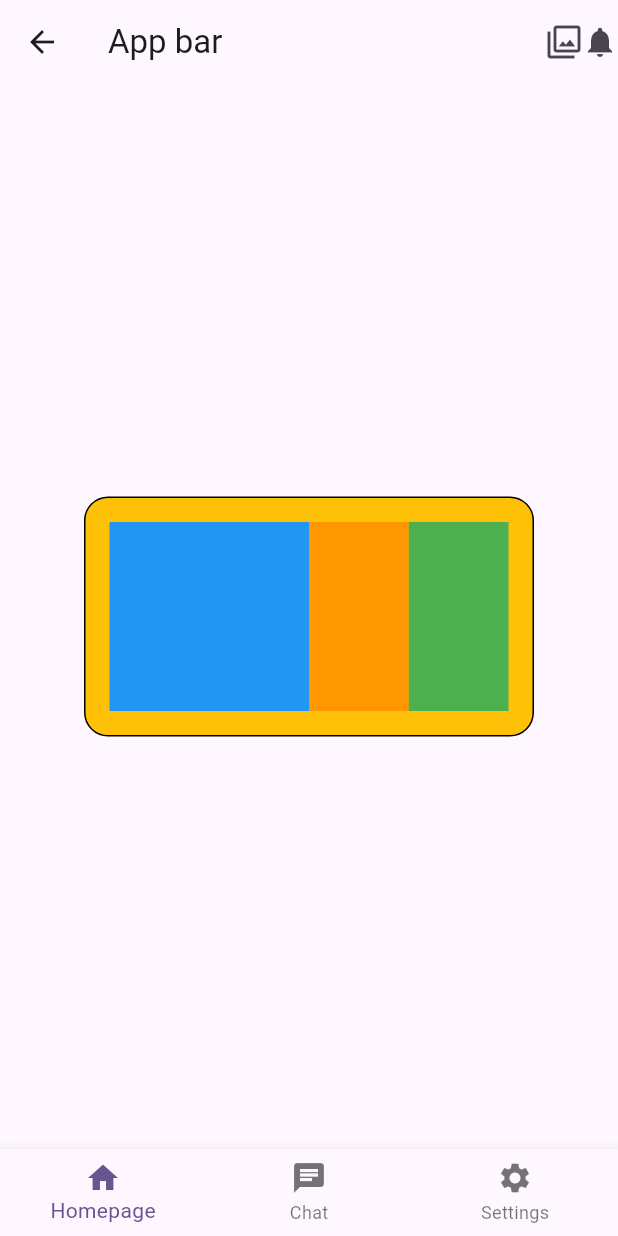
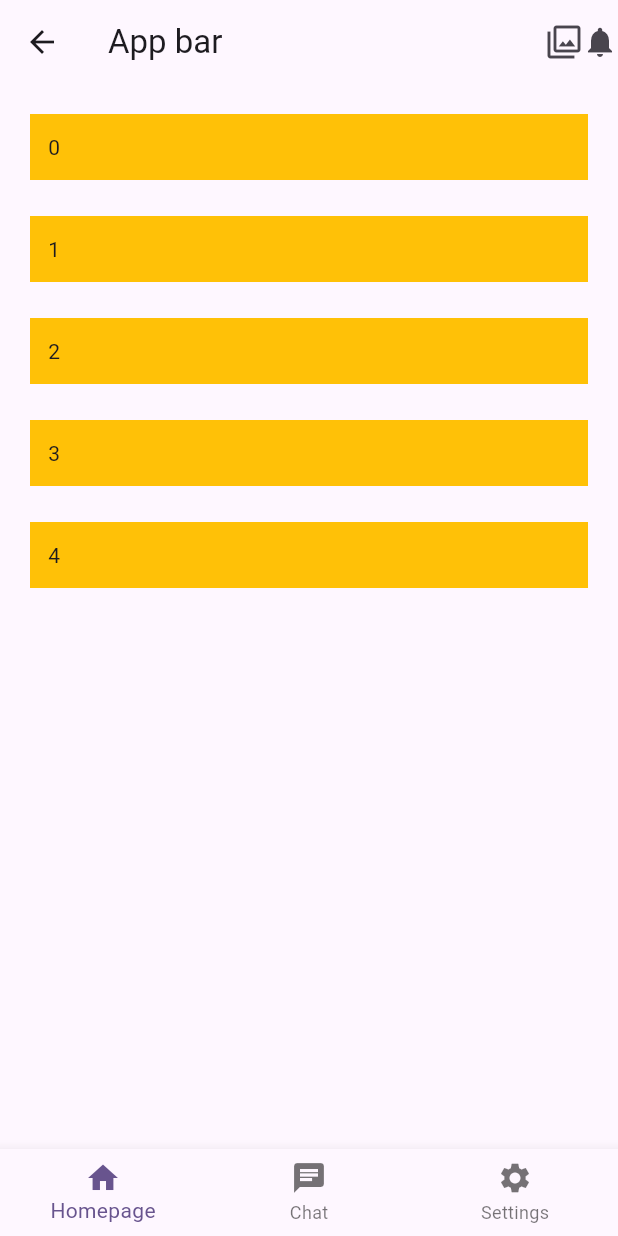
Before and after one commit to fradip12/darma-henwa-flutter, a Flutter app: the screen it shows after launch, on a phone screen of 412 x 824 dp. Run offline on Flutter 3.47's test engine with Material 3 defaults, Android fonts, the phone set to English and light mode, and no system bars.

Commit message:
session 3 : listview

```diff
--- a/lib/pages/home_page.dart
+++ b/lib/pages/home_page.dart
@@ -17,40 +17,16 @@ class HomePage extends StatelessWidget {
       body: Padding(
         padding: const EdgeInsets.all(8.0),
         child: Center(
-          child: Container(
-            width: 300,
-            height: 160,
-            margin: EdgeInsets.all(16),
-            padding: EdgeInsets.all(16),
-            decoration: BoxDecoration(
-              color: Colors.amber,
-              border: Border.all(),
-              borderRadius: BorderRadius.circular(16),
-            ),
-            child: Row(
-              mainAxisAlignment: MainAxisAlignment.end,
-              crossAxisAlignment: CrossAxisAlignment.end,
-              children: [
-                Expanded(
-                  flex: 2,
-                  child: Container(
-                    color: Colors.blue,
-                  ),
-                ),
-                Expanded(
-                  flex: 1,
-                  child: Container(
-                    color: Colors.orange,
-                  ),
-                ),
-                Expanded(
-                  flex: 1,
-                  child: Container(
-                    color: Colors.green,
-                  ),
-                ),
-              ],
-            ),
+          child: ListView.builder(
+            itemCount: 5,
+            itemBuilder: (context, index) {
+              return Container(
+                color: Colors.amber,
+                margin: EdgeInsets.all(12),
+                padding: EdgeInsets.all(12),
+                child: Text('$index'),
+              );
+            },
           ),
         ),
       ),
```
